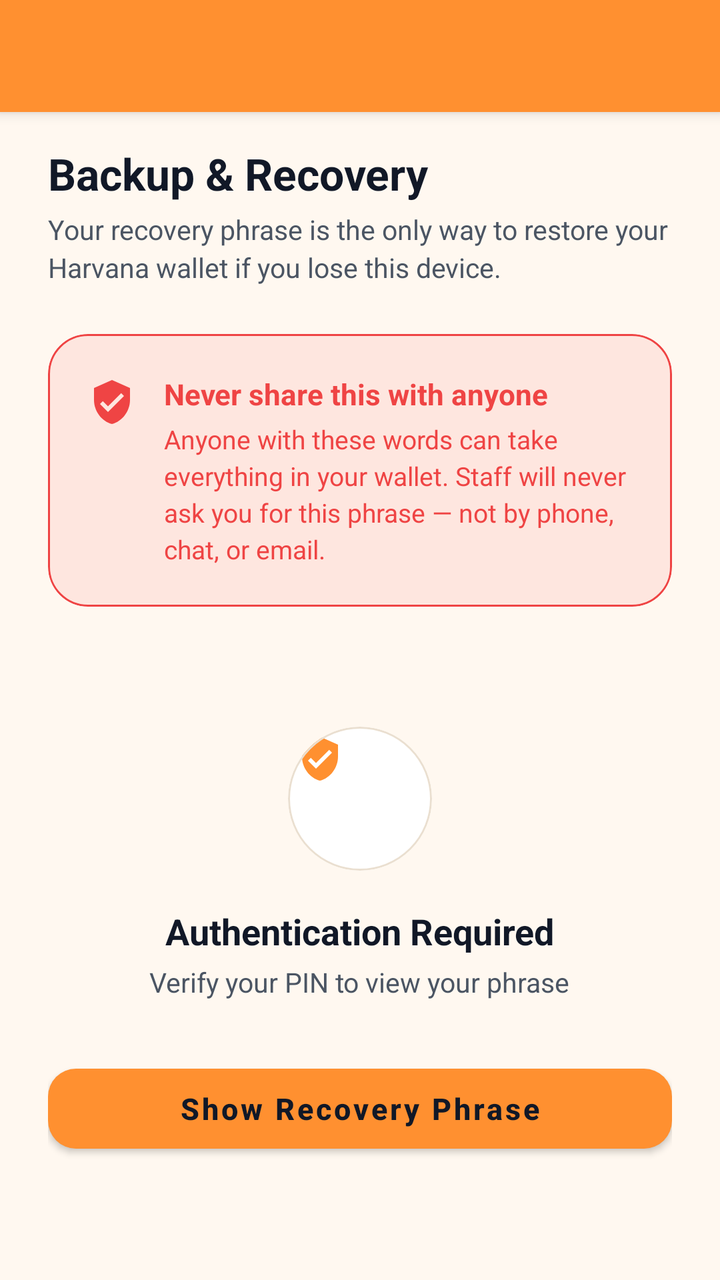
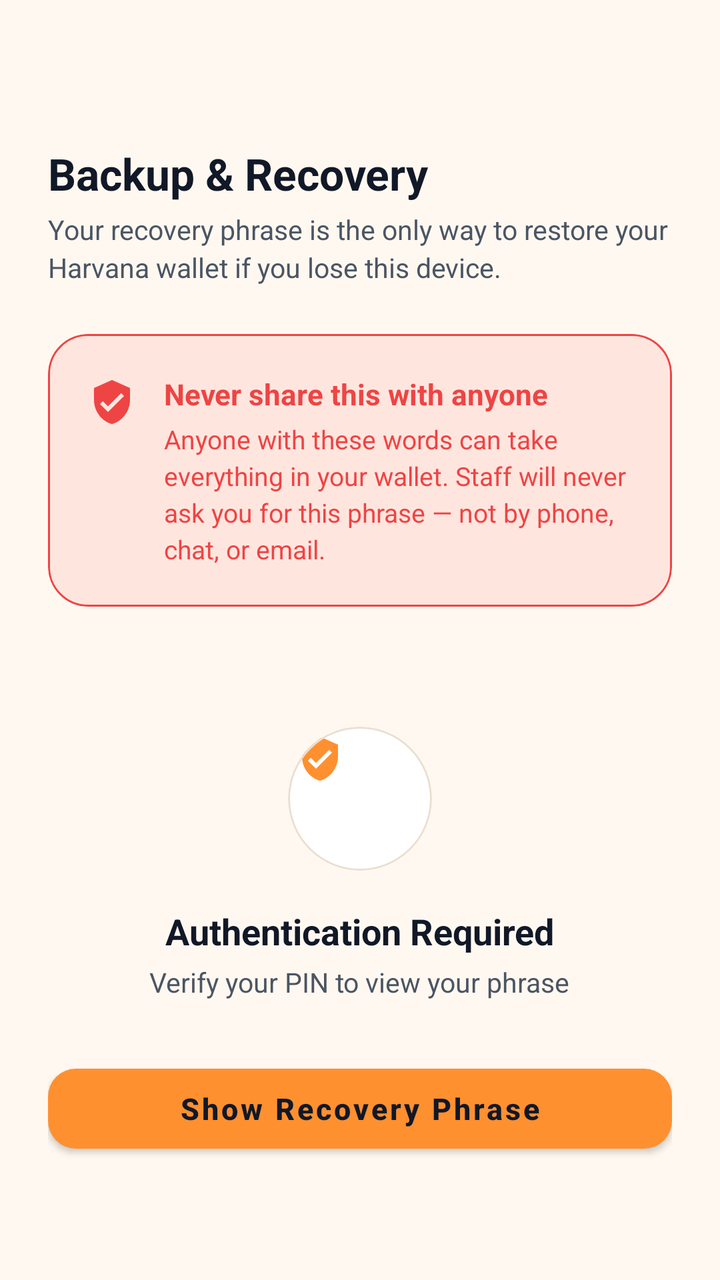

An Android layout rendered at two revisions. The XML below is the earlier revision; the diff shows what the commit changed to produce the second picture.
<!-- AndroidManifest.xml: application theme AppTheme -->
<!-- res/layout/backup_recovery.xml -->
<androidx.coordinatorlayout.widget.CoordinatorLayout
	xmlns:android="http://schemas.android.com/apk/res/android"
	xmlns:app="http://schemas.android.com/apk/res-auto"
	xmlns:tools="http://schemas.android.com/tools"
	android:id="@+id/_coordinator"
	android:layout_width="match_parent"
	android:layout_height="match_parent">
	<com.google.android.material.appbar.AppBarLayout
		android:id="@+id/_app_bar"
		android:layout_width="match_parent"
		android:layout_height="wrap_content"
		android:theme="@style/AppTheme.AppBarOverlay">
		<androidx.appcompat.widget.Toolbar
			android:id="@+id/_toolbar"
			android:layout_width="match_parent"
			android:layout_height="?attr/actionBarSize"
			android:background="?attr/appBarColor"
			app:popupTheme="@style/AppTheme.PopupOverlay" />
	</com.google.android.material.appbar.AppBarLayout>
	<androidx.core.widget.NestedScrollView
		android:layout_width="match_parent"
		android:layout_height="match_parent"
		android:fillViewport="true"
		android:overScrollMode="never"
		app:layout_behavior="@string/appbar_scrolling_view_behavior">
		<LinearLayout
			android:id="@+id/linear49"
			android:layout_width="match_parent"
			android:layout_height="wrap_content"
			android:paddingTop="16dp"
			android:paddingBottom="40dp"
			android:orientation="vertical"
			android:paddingHorizontal="24dp">
			<com.google.android.material.textview.MaterialTextView
				android:id="@+id/textview52"
				android:layout_width="match_parent"
				android:layout_height="wrap_content"
				android:text="Backup &amp; Recovery"
				android:textSize="22sp"
				android:textStyle="bold"
				android:textColor="@color/colorTextPrimary" />
			<com.google.android.material.textview.MaterialTextView
				android:id="@+id/textview53"
				android:layout_width="match_parent"
				android:layout_height="wrap_content"
				android:layout_marginTop="4dp"
				android:layout_marginBottom="24dp"
				android:text="Your recovery phrase is the only way to restore your Harvana wallet if you lose this device."
				android:textColor="@color/colorTextSecondary"
				android:textSize="13.5sp"
				android:lineSpacingExtra="3dp" />
			<com.google.android.material.card.MaterialCardView
				android:id="@+id/cardview8"
				android:layout_width="match_parent"
				android:layout_height="wrap_content"
				android:layout_marginBottom="28dp"
				app:cardBackgroundColor="@color/colorErrorSoft"
				app:cardCornerRadius="20dp"
				app:cardElevation="0dp"
				app:strokeColor="@color/colorError"
				app:strokeWidth="1dp">
				<LinearLayout
					android:id="@+id/linear50"
					android:layout_width="match_parent"
					android:layout_height="wrap_content"
					android:padding="20dp"
					android:orientation="horizontal">
					<ImageView
						android:id="@+id/imageview44"
						android:layout_width="24dp"
						android:layout_height="24dp"
						android:layout_marginTop="2dp"
						android:src="@drawable/ic_shield"
						android:scaleType="centerInside"
						android:layout_marginEnd="14dp"
						app:tint="@color/colorError" />
					<LinearLayout
						android:id="@+id/linear51"
						android:layout_width="match_parent"
						android:layout_height="wrap_content"
						android:orientation="vertical">
						<com.google.android.material.textview.MaterialTextView
							android:id="@+id/textview54"
							android:layout_width="match_parent"
							android:layout_height="wrap_content"
							android:text="Never share this with anyone"
							android:textStyle="bold"
							android:textColor="@color/colorError"
							android:textSize="14.5sp" />
						<com.google.android.material.textview.MaterialTextView
							android:id="@+id/textview55"
							android:layout_width="match_parent"
							android:layout_height="wrap_content"
							android:layout_marginTop="4dp"
							android:text="Anyone with these words can take everything in your wallet. Staff will never ask you for this phrase — not by phone, chat, or email."
							android:textSize="13sp"
							android:textColor="@color/colorError"
							android:lineSpacingExtra="3dp" />
					</LinearLayout>
				</LinearLayout>
			</com.google.android.material.card.MaterialCardView>
			<LinearLayout
				android:id="@+id/layoutLockedState"
				android:layout_width="match_parent"
				android:layout_height="wrap_content"
				android:gravity="center_horizontal|center_vertical"
				android:orientation="vertical"
				android:paddingVertical="32dp">
				<com.google.android.material.card.MaterialCardView
					android:id="@+id/cardview9"
					android:layout_width="72dp"
					android:layout_height="72dp"
					app:cardBackgroundColor="@color/colorSurface"
					app:cardCornerRadius="36dp"
					app:cardElevation="0dp"
					app:strokeColor="@color/colorCardStroke"
					app:strokeWidth="1dp">
					<ImageView
						android:id="@+id/imageview45"
						android:layout_width="32dp"
						android:layout_height="32dp"
						android:src="@drawable/ic_shield"
						android:scaleType="centerInside"
						app:tint="@color/colorAccent" />
				</com.google.android.material.card.MaterialCardView>
				<com.google.android.material.textview.MaterialTextView
					android:id="@+id/textview56"
					android:layout_width="wrap_content"
					android:layout_height="wrap_content"
					android:layout_marginTop="18dp"
					android:text="Authentication Required"
					android:textSize="18sp"
					android:textStyle="bold"
					android:textColor="@color/colorTextPrimary" />
				<com.google.android.material.textview.MaterialTextView
					android:id="@+id/textview57"
					android:layout_width="wrap_content"
					android:layout_height="wrap_content"
					android:layout_marginTop="4dp"
					android:text="Verify your PIN to view your phrase"
					android:textColor="@color/colorTextSecondary"
					android:textSize="13.5sp" />
				<com.google.android.material.button.MaterialButton
					android:id="@+id/btnRevealPhrase"
					android:layout_width="match_parent"
					android:layout_height="52dp"
					android:layout_marginTop="28dp"
					android:text="Show Recovery Phrase"
					android:textSize="15sp"
					android:textStyle="bold"
					android:textColor="@color/colorTextOnAccent"
					android:textAllCaps="false"
					app:backgroundTint="@color/colorAccent"
					app:cornerRadius="14dp"
					app:elevation="0dp" />
			</LinearLayout>
			<LinearLayout
				android:id="@+id/layoutRevealedState"
				android:layout_width="match_parent"
				android:layout_height="wrap_content"
				android:orientation="vertical"
				android:visibility="gone">
				<com.google.android.material.card.MaterialCardView
					android:id="@+id/cardview10"
					android:layout_width="match_parent"
					android:layout_height="wrap_content"
					app:cardBackgroundColor="@color/colorSurface"
					app:cardCornerRadius="20dp"
					app:cardElevation="0dp"
					app:strokeColor="@color/colorCardStroke"
					app:strokeWidth="1dp">
					<GridLayout
						android:id="@+id/gridMnemonicWords"
						android:layout_width="match_parent"
						android:layout_height="wrap_content"
						android:padding="20dp"
						android:columnCount="2"
						android:useDefaultMargins="true" />
				</com.google.android.material.card.MaterialCardView>
				<com.google.android.material.button.MaterialButton
					android:id="@+id/btnCopyPhrase"
					android:layout_width="match_parent"
					android:layout_height="52dp"
					android:layout_marginTop="20dp"
					android:text="Copy to Clipboard (clears in 30s)"
					android:textStyle="bold"
					android:textColor="@color/colorTextPrimary"
					android:textSize="14.5sp"
					style="@style/Widget.MaterialComponents.Button.OutlinedButton"
					android:textAllCaps="false"
					app:backgroundTint="@color/colorSurfaceRaised"
					app:cornerRadius="14dp"
					app:elevation="0dp"
					app:strokeColor="@color/colorCardStroke"
					app:strokeWidth="1dp" />
				<com.google.android.material.textview.MaterialTextView
					android:id="@+id/textview58"
					android:layout_width="match_parent"
					android:layout_height="wrap_content"
					android:layout_marginTop="20dp"
					android:gravity="center_horizontal|center_vertical"
					android:text="Write these words down in order and store them somewhere safe and offline."
					android:textSize="12sp"
					android:textColor="@color/colorTextTertiary"
					android:lineSpacingExtra="3dp" />
			</LinearLayout>
		</LinearLayout>
	</androidx.core.widget.NestedScrollView>
</androidx.coordinatorlayout.widget.CoordinatorLayout>
<!-- resources referenced by this layout -->
<resources>
  <color name="colorAccent">#FF9030</color>
  <color name="colorCardStroke">#EADFD0</color>
  <color name="colorError">#EF4444</color>
  <color name="colorErrorSoft">#1AEF4444</color>
  <color name="colorSurface">#FFFFFF</color>
  <color name="colorSurfaceRaised">#F3E9DC</color>
  <color name="colorTextOnAccent">#111827</color>
  <color name="colorTextPrimary">#111827</color>
  <color name="colorTextSecondary">#4B5563</color>
  <color name="colorTextTertiary">#6B7280</color>
  <style name="AppTheme.PopupOverlay" parent="ThemeOverlay.MaterialComponents.Light" />
  <style name="AppTheme" parent="Theme.MaterialComponents.DayNight.NoActionBar">
          
          <item name="homeAsUpIndicator">@drawable/ic_nav_back</item>
          
          <item name="android:textViewStyle">@style/HarvanaTextView</item>
          <item name="appBarColor">@color/colorAccent</item>
          <item name="onAppBarColor">@color/colorTextOnAccent</item>
          <item name="colorSecondary">@color/colorAccent</item>
          <item name="colorOnSecondary">@color/colorTextOnAccent</item>
          <item name="colorPrimaryVariant">@color/colorAccentDark</item>
          <item name="colorSecondaryVariant">@color/colorAccentDark</item>
          <item name="colorError">@color/colorError</item>
          <item name="colorOnError">@color/colorTextPrimaryWhite</item>
          <item name="colorControlActivated">@color/colorAccent</item>
          <item name="colorControlNormal">@color/colorControlNormal</item>
          <item name="colorControlHighlight">@color/colorAccentRipple</item>
          <item name="android:textColorHighlight">@color/colorAccentStroke</item>
          <item name="android:textColorLink">@color/colorAccentStrong</item>
          <item name="android:editTextColor">@color/colorTextPrimary</item>
          <item name="android:navigationBarColor">@color/colorBackground</item>
          <item name="colorPrimary">@color/colorAccent</item>
          <item name="colorPrimaryDark">@color/colorAccentStrong</item>
          <item name="colorAccent">@color/colorAccent</item>
          <item name="colorSurface">@color/colorSurface</item>
          <item name="colorOnPrimary">@color/colorTextOnAccent</item>
          <item name="colorOnSurface">@color/colorTextPrimary</item>
          <item name="colorOnBackground">@color/colorTextPrimary</item>
          <item name="colorOnSurfaceVariant">@color/colorTextSecondary</item>
          <item name="android:textColorPrimary">@color/colorTextPrimary</item>
          <item name="android:textColorSecondary">@color/colorTextSecondary</item>
          <item name="android:textColorHint">@color/colorTextTertiary</item>
          <item name="android:statusBarColor">?attr/appBarColor</item>
          <item name="android:windowLightStatusBar">true</item>
          <item name="android:windowBackground">@color/colorBackground</item>
          <item name="alertDialogTheme">@style/HarvanaAlertDialog</item>
          <item name="materialAlertDialogTheme">@style/HarvanaAlertDialog</item>
          <item name="bottomSheetDialogTheme">@style/HarvanaBottomSheetDialog</item>
      </style>
  <style name="HarvanaTextView" parent="android:Widget.TextView">
          <item name="android:textColor">@color/colorTextPrimary</item>
      </style>
  <color name="colorAccentDark">#E57A14</color>
  <color name="colorTextPrimaryWhite">#FFFFFF</color>
  <color name="colorControlNormal">#6B7280</color>
  <color name="colorAccentRipple">#1AFF9030</color>
  <color name="colorAccentStroke">#33FF9030</color>
  <color name="colorAccentStrong">#B85F0A</color>
  <color name="colorBackground">#FFF8F0</color>
  <style name="HarvanaDialogButton" parent="Widget.MaterialComponents.Button.TextButton.Dialog">
          <item name="android:textColor">@color/colorAccent</item>
          <item name="android:minHeight">48dp</item>
      </style>
  <!-- unchanged entries left out for length: 7 -->
</resources>

<!-- the commit's change to res/layout/backup_recovery.xml (unified diff, before → after) -->
@@ -9,7 +9,9 @@
 		android:id="@+id/_app_bar"
 		android:layout_width="match_parent"
 		android:layout_height="wrap_content"
-		android:theme="@style/AppTheme.AppBarOverlay">
+		android:theme="@style/AppTheme.AppBarOverlay"
+		app:elevation="0dp"
+		android:stateListAnimator="@null">
 		<androidx.appcompat.widget.Toolbar
 			android:id="@+id/_toolbar"
 			android:layout_width="match_parent"
<!-- resource entries referenced after the edit -->
@@ -16,8 +16,8 @@
           <item name="homeAsUpIndicator">@drawable/ic_nav_back</item>
           
           <item name="android:textViewStyle">@style/HarvanaTextView</item>
-          <item name="appBarColor">@color/colorAccent</item>
-          <item name="onAppBarColor">@color/colorTextOnAccent</item>
+          <item name="appBarColor">@color/colorBackground</item>
+          <item name="onAppBarColor">@color/colorTextPrimary</item>
           <item name="colorSecondary">@color/colorAccent</item>
           <item name="colorOnSecondary">@color/colorTextOnAccent</item>
           <item name="colorPrimaryVariant">@color/colorAccentDark</item>
